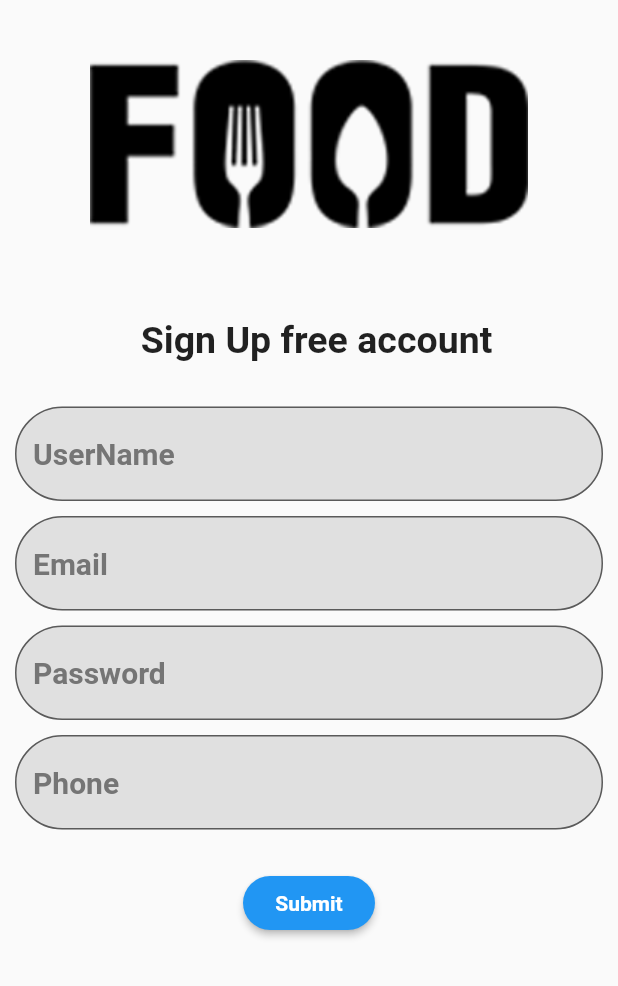
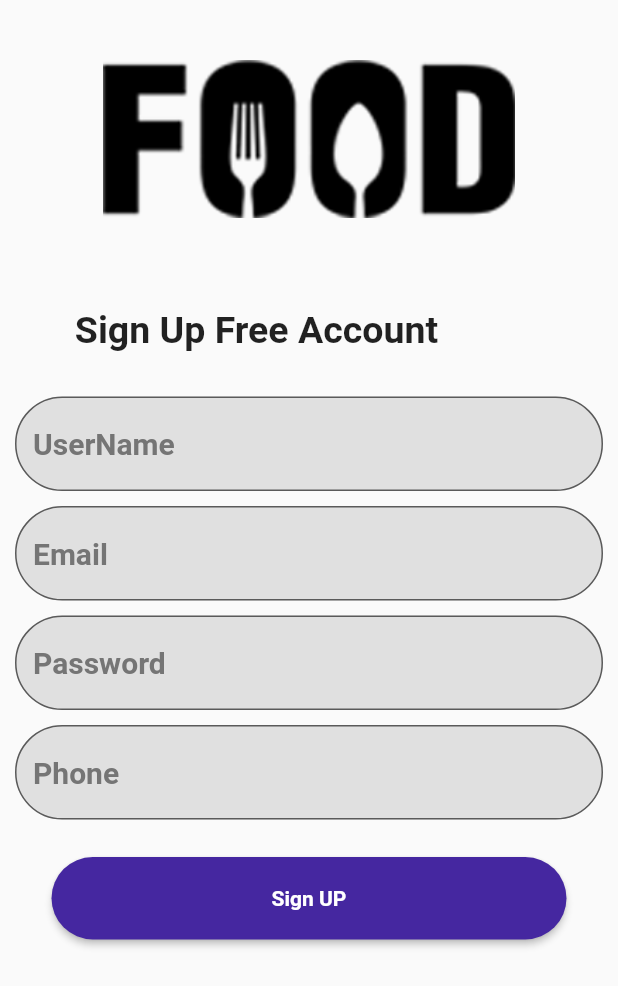
Before and after one commit to Saatvik14/foodapp, a Flutter app: the screen it shows after launch, on a phone screen of 412 x 824 dp. Shown: the top 986 px of the screen. Run offline on Flutter 3.47's test engine with Material 2 defaults, Android fonts, the phone set to English and light mode, and no system bars; our stand-ins replace smooth_star_rating.

Commit message:
Added App logo and updated SignUp page

```diff
--- a/lib/main.dart
+++ b/lib/main.dart
@@ -30,21 +30,20 @@ class Signup extends State<Sign> {
               scrollDirection: Axis.vertical,
               child: Column(
                 children: <Widget>[
-                  Padding(
-                    padding: const EdgeInsets.all(40.0),
-                    child: Center(
-                      child: Container(
-                        child: Image(image: AssetImage('images/foodlogo.png')),
-                      ),
+                  Container(
+                    margin: EdgeInsets.only(top: 40),
+                    width: MediaQuery.of(context).size.width / 1.5,
+                    child: Image(
+                      image: AssetImage('images/foodlogo.png'),
                     ),
                   ),
                   SizedBox(
-                    height: 20,
+                    height: 60,
                   ),
-                  Padding(
-                    padding: const EdgeInsets.only(left: 10),
+                  Container(
+                    margin: EdgeInsets.only(right: 70),
                     child: Text(
-                      'Sign Up free account',
+                      'Sign Up Free Account',
                       style: TextStyle(
                         fontWeight: FontWeight.bold,
                         fontSize: 25,
@@ -75,7 +74,7 @@ class Signup extends State<Sign> {
                               color: Colors.grey[600],
                             ),
                             border: OutlineInputBorder(
-                              borderRadius: BorderRadius.circular(60.0),
+                              borderRadius: BorderRadius.circular(40.0),
                             ),
                           ),
                           textInputAction: TextInputAction.next,
@@ -165,13 +164,15 @@ class Signup extends State<Sign> {
                   SizedBox(
                     height: 15,
                   ),
-                  Center(
+                  Container(
+                    width: MediaQuery.of(context).size.width / 1.2,
+                    height: MediaQuery.of(context).size.height / 15,
                     child: RaisedButton(
                       shape: RoundedRectangleBorder(
                           borderRadius: BorderRadius.circular(40)),
-                      color: Colors.blue,
+                      color: Colors.deepPurple[800],
                       child: Text(
-                        'Submit',
+                        'Sign UP',
                         style: TextStyle(
                           fontWeight: FontWeight.bold,
                         ),
@@ -186,7 +187,7 @@ class Signup extends State<Sign> {
                         }
                       },
                     ),
-                  )
+                  ),
                 ],
               ),
             ),
--- a/pubspec.yaml
+++ b/pubspec.yaml
@@ -21,7 +21,7 @@ environment:
   sdk: ">=2.7.0 <3.0.0"
 
 dependencies:
-  smooth_star_rating: 1.1.1
+  smooth_star_rating: ^1.1.1
   form_field_validator: ^1.0.1
   flutter:
     sdk: flutter
@@ -33,7 +33,6 @@ dependencies:
 dev_dependencies:
   flutter_test:
     sdk: flutter
-
 # For information on the generic Dart part of this file, see the
 # following page: https://dart.dev/tools/pub/pubspec
 
```
Also changed, not shown: lib/homepage.dart (+108 -180 lines), images/ic_launcher.jpg (added), 6 other files.
